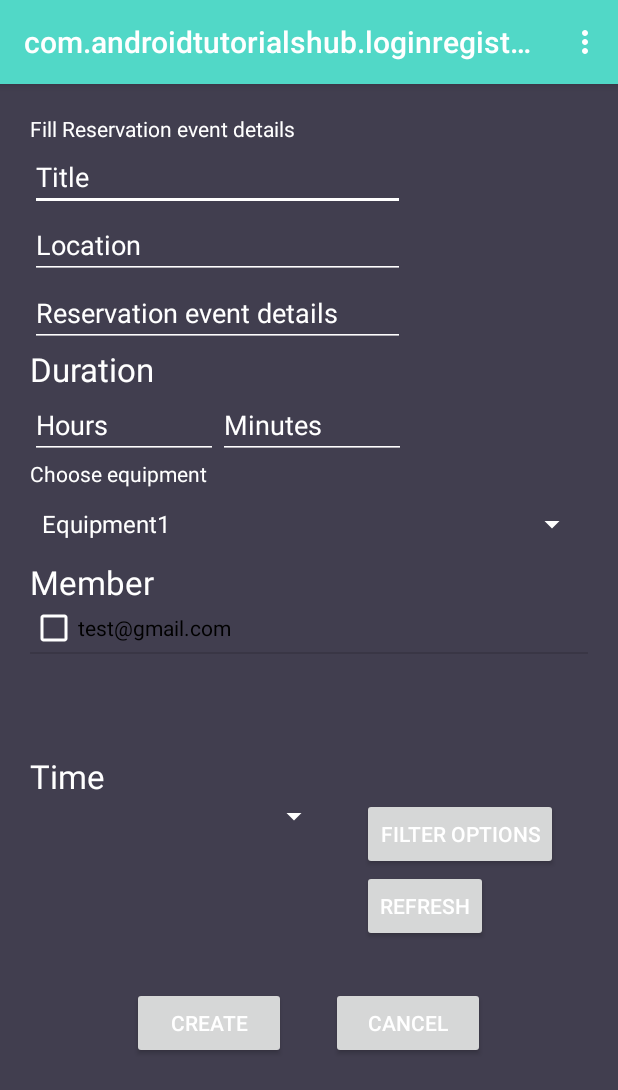
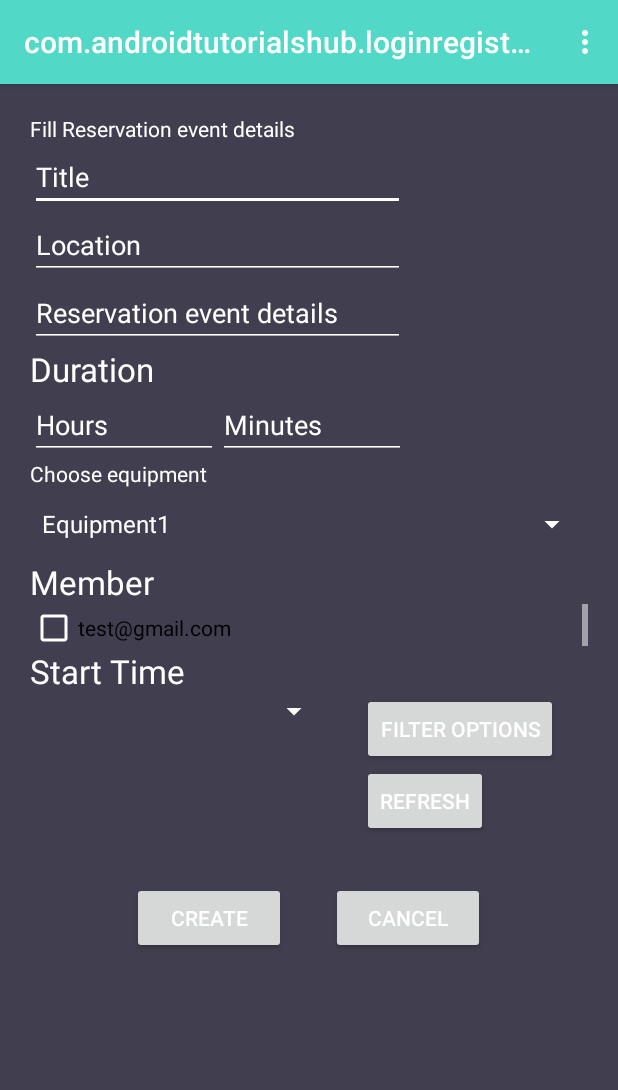
Before and after one commit to baramadalina/Android, an Android app: the AddReservationEventActivity screen opened directly, with no data from a screen before it, on a phone screen of 412 x 824 dp. Shown: the top 1090 px of the screen. Run offline under Robolectric (Android 15) with nearby library versions, the phone set to English and light mode, and no system bars; 1 statement that could not run was skipped.

Commit message:
minor changes to style for create reservation screen and remove comments section from reservation

```diff
--- a/app/src/main/AndroidManifest.xml
+++ b/app/src/main/AndroidManifest.xml
@@ -39,7 +39,6 @@
         </activity>
         <activity android:name=".activities.CalendarActivity" />
         <activity android:name=".activities.AddReservationEventActivity" />
-        <activity android:name=".activities.demo.EventDetailsActivity" />
         <activity android:name=".activities.demo.MenuActivity" />
         <activity android:name=".activities.demo.HomeActivity" />
         <activity android:name=".activities.ReservationEventDetailsActivity" />
--- a/app/src/main/res/layout/activity_add_reservation_event.xml
+++ b/app/src/main/res/layout/activity_add_reservation_event.xml
@@ -115,20 +115,14 @@
                 <ListView
                     android:id="@+id/listview_members"
                     android:layout_width="match_parent"
-                    android:layout_height="100dp" />
+                    android:layout_height="30dp" />
 
-            </LinearLayout>
-
-            <LinearLayout
-                android:layout_width="match_parent"
-                android:layout_height="wrap_content"
-                android:orientation="vertical">
 
                 <TextView
                     android:id="@+id/textView8"
                     android:layout_width="wrap_content"
                     android:layout_height="wrap_content"
-                    android:text="Time"
+                    android:text="Start Time"
                     android:textAppearance="?android:attr/textAppearanceLarge" />
 
                 <RelativeLayout
--- a/app/src/main/res/layout/activity_one_reservation_event_details.xml
+++ b/app/src/main/res/layout/activity_one_reservation_event_details.xml
@@ -4,6 +4,7 @@
     android:layout_height="match_parent"
     android:background="#2C3E50"
     android:orientation="vertical"
+    android:id="@+id/activity_one_reservation_event_details"
     android:padding="10dp">
 
     <ScrollView
@@ -174,13 +175,14 @@
                 </LinearLayout>
             </LinearLayout>
 
-
-            <!-- Comments Fragment-->
+<!--        Comment need to be moved under equipments
+            &lt;!&ndash; Comments Fragment&ndash;&gt;
             <fragment
                 android:id="@+id/comments_fragment"
                 android:name="com.androidtutorialshub.loginregister.activities.demo.CommentsFragment"
                 android:layout_width="match_parent"
                 android:layout_height="wrap_content" />
+-->
 
 
         </LinearLayout>
```
